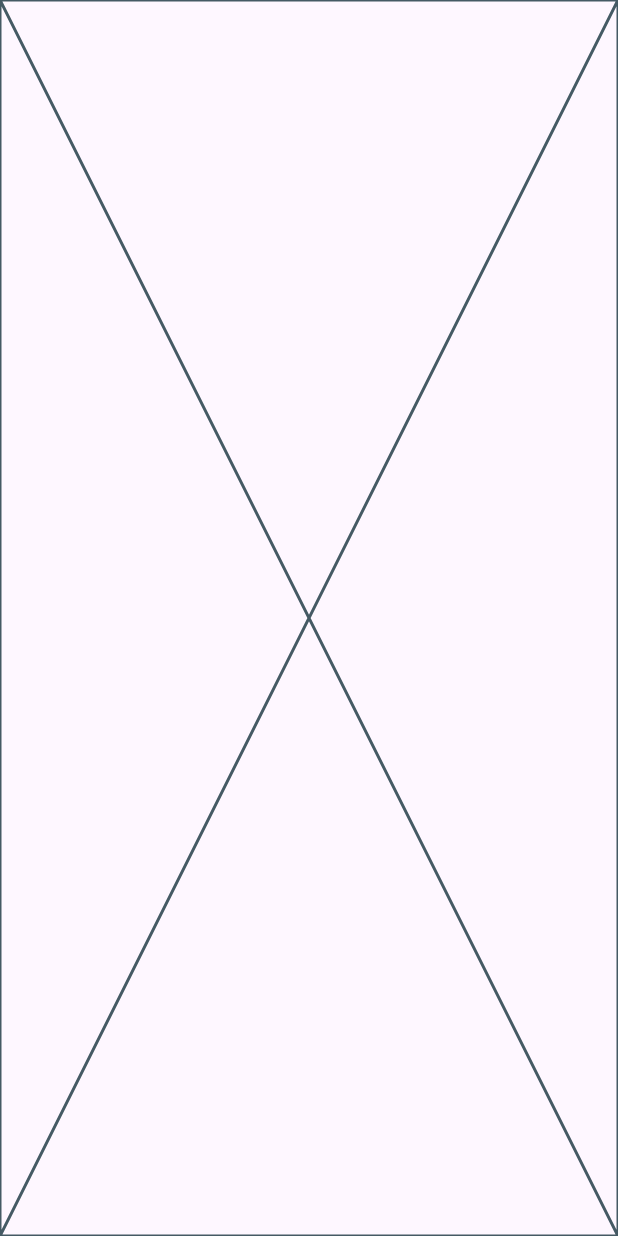
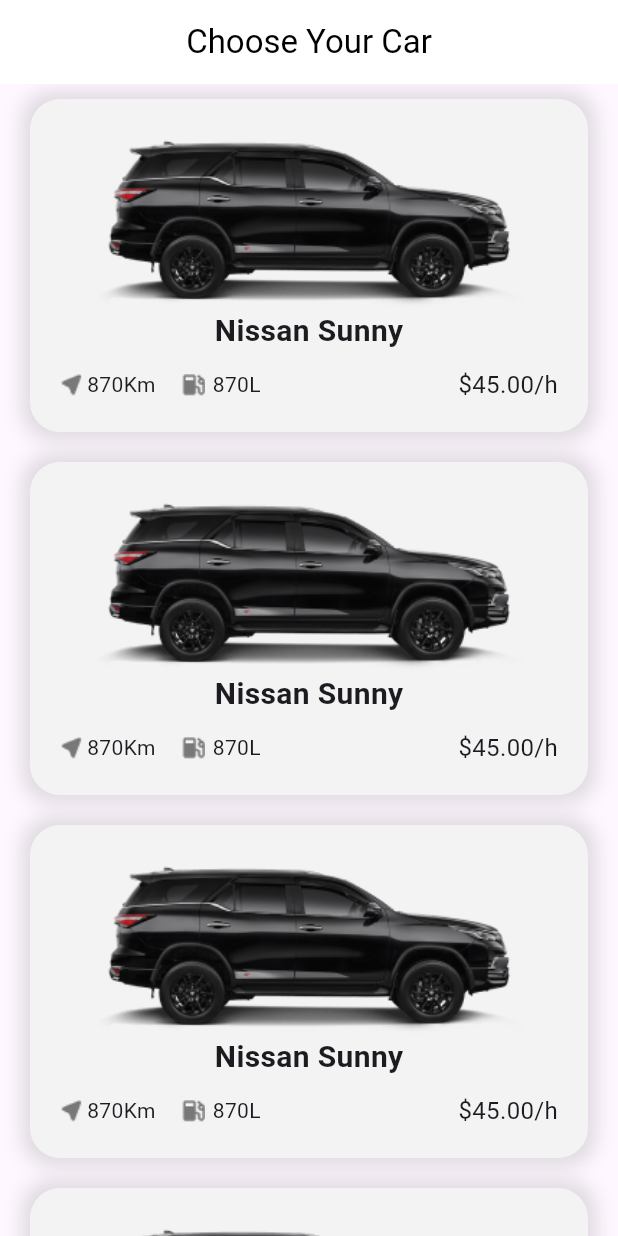
Before and after one commit to XGhostieX/car_rental_app, a Flutter app: the HomeView screen opened directly, on a phone screen of 412 x 824 dp. Run offline on Flutter 3.47's test engine with Material 3 defaults, Android fonts, the phone set to English and light mode, and no system bars; our stand-ins replace firebase_core; accounts and stored records are empty.

Commit message:
finish home view

```diff
--- /dev/null
+++ b/lib/features/details/presentation/views/details_view.dart
@@ -0,0 +1,16 @@
+import 'package:flutter/material.dart';
+
+import '../../../../core/models/car.dart';
+import 'widgets/details_view_body.dart';
+
+class DetailsView extends StatelessWidget {
+  final Car car;
+  const DetailsView({super.key, required this.car});
+
+  @override
+  Widget build(BuildContext context) {
+    return Scaffold(
+      body: const DetailsViewBody(),
+    );
+  }
+}
--- a/lib/features/home/presentation/views/widgets/car_card.dart
+++ b/lib/features/details/presentation/views/widgets/details_view_body.dart
@@ -1,7 +1,7 @@
 import 'package:flutter/material.dart';
 
-class CarCard extends StatelessWidget {
-  const CarCard({super.key});
+class DetailsViewBody extends StatelessWidget {
+  const DetailsViewBody({super.key});
 
   @override
   Widget build(BuildContext context) {
--- a/lib/features/home/presentation/views/home_view.dart
+++ b/lib/features/home/presentation/views/home_view.dart
@@ -8,7 +8,12 @@
   @override
   Widget build(BuildContext context) {
     return Scaffold(
-      body: HomeViewBody(),
+      appBar: AppBar(
+        title: Center(child: Text('Choose Your Car')),
+        backgroundColor: Colors.white,
+        foregroundColor: Colors.black,
+      ),
+      body: const HomeViewBody(),
     );
   }
 }
--- /dev/null
+++ b/lib/features/home/presentation/views/widgets/car_item.dart
@@ -0,0 +1,61 @@
+import 'package:flutter/material.dart';
+
+import '../../../../../core/models/car.dart';
+
+class CarItem extends StatelessWidget {
+  final Car car;
+  const CarItem({super.key, required this.car});
+
+  @override
+  Widget build(BuildContext context) {
+    return Container(
+      margin: const EdgeInsets.symmetric(vertical: 10, horizontal: 20),
+      padding: const EdgeInsets.all(20),
+      decoration: BoxDecoration(
+        color: Color(0xFFF3F3F3),
+        borderRadius: BorderRadius.circular(20),
+        boxShadow: [
+          BoxShadow(color: Colors.black12, spreadRadius: 5, blurRadius: 10),
+        ],
+      ),
+      child: Column(
+        children: [
+          Image.asset('assets/car_image.png', height: 120),
+          Text(
+            car.model,
+            style: TextStyle(fontSize: 20, fontWeight: FontWeight.bold),
+          ),
+          const SizedBox(height: 10),
+          Row(
+            mainAxisAlignment: MainAxisAlignment.spaceBetween,
+            children: [
+              Row(
+                children: [
+                  Row(
+                    children: [
+                      Image.asset('assets/gps.png'),
+                      const SizedBox(width: 2),
+                      Text('${car.distance.toStringAsFixed(0)}Km'),
+                    ],
+                  ),
+                  const SizedBox(width: 15),
+                  Row(
+                    children: [
+                      Image.asset('assets/pump.png'),
+                      const SizedBox(width: 5),
+                      Text('${car.distance.toStringAsFixed(0)}L'),
+                    ],
+                  ),
+                ],
+              ),
+              Text(
+                '\$${car.pricePerHour.toStringAsFixed(2)}/h',
+                style: TextStyle(fontSize: 16),
+              )
+            ],
+          ),
+        ],
+      ),
+    );
+  }
+}
--- /dev/null
+++ b/lib/features/home/presentation/views/widgets/cars_listview.dart
@@ -0,0 +1,48 @@
+import 'package:car_rental_app/features/details/presentation/views/details_view.dart';
+import 'package:flutter/material.dart';
+
+import '../../../../../core/models/car.dart';
+import 'car_item.dart';
+
+class CarsListview extends StatelessWidget {
+  final List<Car> cars = [
+    Car(
+      model: 'Nissan Sunny',
+      distance: 870,
+      fuelCapacity: 50,
+      pricePerHour: 45,
+    ),
+    Car(
+      model: 'Nissan Sunny',
+      distance: 870,
+      fuelCapacity: 50,
+      pricePerHour: 45,
+    ),
+    Car(
+      model: 'Nissan Sunny',
+      distance: 870,
+      fuelCapacity: 50,
+      pricePerHour: 45,
+    ),
+    Car(
+      model: 'Nissan Sunny',
+      distance: 870,
+      fuelCapacity: 50,
+      pricePerHour: 45,
+    )
+  ];
+  CarsListview({super.key});
+
+  @override
+  Widget build(BuildContext context) {
+    return ListView.builder(
+      itemCount: cars.length,
+      itemBuilder: (context, index) => InkWell(
+        onTap: () => Navigator.of(context).pushReplacement(MaterialPageRoute(
+          builder: (context) => DetailsView(car: cars[index]),
+        )),
+        child: CarItem(car: cars[index]),
+      ),
+    );
+  }
+}
--- a/lib/features/home/presentation/views/widgets/home_view_body.dart
+++ b/lib/features/home/presentation/views/widgets/home_view_body.dart
@@ -1,10 +1,12 @@
 import 'package:flutter/material.dart';
+
+import 'cars_listview.dart';
 
 class HomeViewBody extends StatelessWidget {
   const HomeViewBody({super.key});
 
   @override
   Widget build(BuildContext context) {
-    return const Placeholder();
+    return CarsListview();
   }
 }
```
